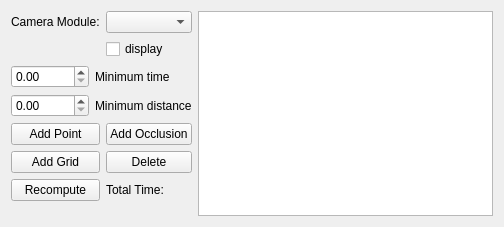
Old version of the form lib/devices/Scanner/ProtocolTemplate.ui in the repository acq4/acq4.
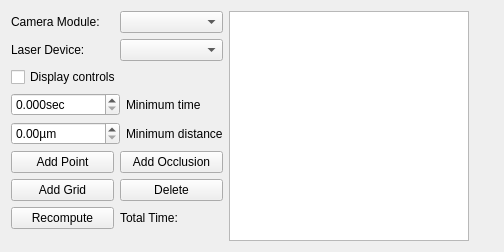
New version of the form.

```diff
--- a/lib/devices/Scanner/ProtocolTemplate.ui
+++ b/lib/devices/Scanner/ProtocolTemplate.ui
@@ -7,7 +7,7 @@
     <x>0</x>
     <y>0</y>
     <width>504</width>
-    <height>227</height>
+    <height>241</height>
    </rect>
   </property>
   <property name="windowTitle">
@@ -17,7 +17,7 @@
    <item row="0" column="1">
     <widget class="QComboBox" name="moduleCombo"/>
    </item>
-   <item row="0" column="2" rowspan="8">
+   <item row="0" column="2" rowspan="9">
     <widget class="QListWidget" name="listWidget"/>
    </item>
    <item row="0" column="0">
@@ -27,20 +27,30 @@
      </property>
     </widget>
    </item>
-   <item row="1" column="1">
-    <widget class="QCheckBox" name="displayCheck">
-     <property name="text">
-      <string>display</string>
-     </property>
-    </widget>
-   </item>
-   <item row="2" column="0" colspan="2">
+   <item row="3" column="0" colspan="2">
     <layout class="QGridLayout" name="gridLayout">
      <item row="0" column="0">
-      <widget class="QDoubleSpinBox" name="minTimeSpin"/>
+      <widget class="QDoubleSpinBox" name="minTimeSpin">
+       <property name="suffix">
+        <string>sec</string>
+       </property>
+       <property name="decimals">
+        <number>3</number>
+       </property>
+       <property name="maximum">
+        <double>1000000.000000000000000</double>
+       </property>
+      </widget>
      </item>
      <item row="1" column="0">
-      <widget class="QDoubleSpinBox" name="minDistSpin"/>
+      <widget class="QDoubleSpinBox" name="minDistSpin">
+       <property name="suffix">
+        <string>µm</string>
+       </property>
+       <property name="maximum">
+        <double>1000000.000000000000000</double>
+       </property>
+      </widget>
      </item>
      <item row="1" column="1">
       <widget class="QLabel" name="label_4">
@@ -58,48 +68,78 @@
      </item>
     </layout>
    </item>
-   <item row="3" column="1">
+   <item row="4" column="1">
     <widget class="QPushButton" name="addOcclusionBtn">
      <property name="text">
       <string>Add Occlusion</string>
      </property>
     </widget>
    </item>
-   <item row="3" column="0">
+   <item row="4" column="0">
     <widget class="QPushButton" name="addPointBtn">
      <property name="text">
       <string>Add Point</string>
      </property>
     </widget>
    </item>
-   <item row="4" column="0">
+   <item row="5" column="0">
     <widget class="QPushButton" name="addGridBtn">
      <property name="text">
       <string>Add Grid</string>
      </property>
     </widget>
    </item>
-   <item row="5" column="0">
+   <item row="6" column="0">
     <widget class="QPushButton" name="recomputeBtn">
      <property name="text">
       <string>Recompute</string>
      </property>
     </widget>
    </item>
-   <item row="5" column="1">
+   <item row="6" column="1">
     <widget class="QLabel" name="timeLabel">
      <property name="text">
       <string>Total Time:</string>
      </property>
     </widget>
    </item>
-   <item row="4" column="1">
+   <item row="1" column="0">
+    <widget class="QLabel" name="label_2">
+     <property name="text">
+      <string>Laser Device:</string>
+     </property>
+    </widget>
+   </item>
+   <item row="1" column="1">
+    <widget class="QComboBox" name="laserCombo"/>
+   </item>
+   <item row="2" column="0" colspan="2">
+    <widget class="QCheckBox" name="displayCheck">
+     <property name="text">
+      <string>Display controls</string>
+     </property>
+    </widget>
+   </item>
+   <item row="5" column="1">
     <widget class="QPushButton" name="deleteBtn">
      <property name="text">
       <string>Delete</string>
      </property>
     </widget>
    </item>
+   <item row="0" column="3">
+    <spacer name="horizontalSpacer">
+     <property name="orientation">
+      <enum>Qt::Horizontal</enum>
+     </property>
+     <property name="sizeHint" stdset="0">
+      <size>
+       <width>40</width>
+       <height>20</height>
+      </size>
+     </property>
+    </spacer>
+   </item>
   </layout>
  </widget>
  <resources/>
```
Left out of the diff: 2 changed lines with no effect on the pictures.
